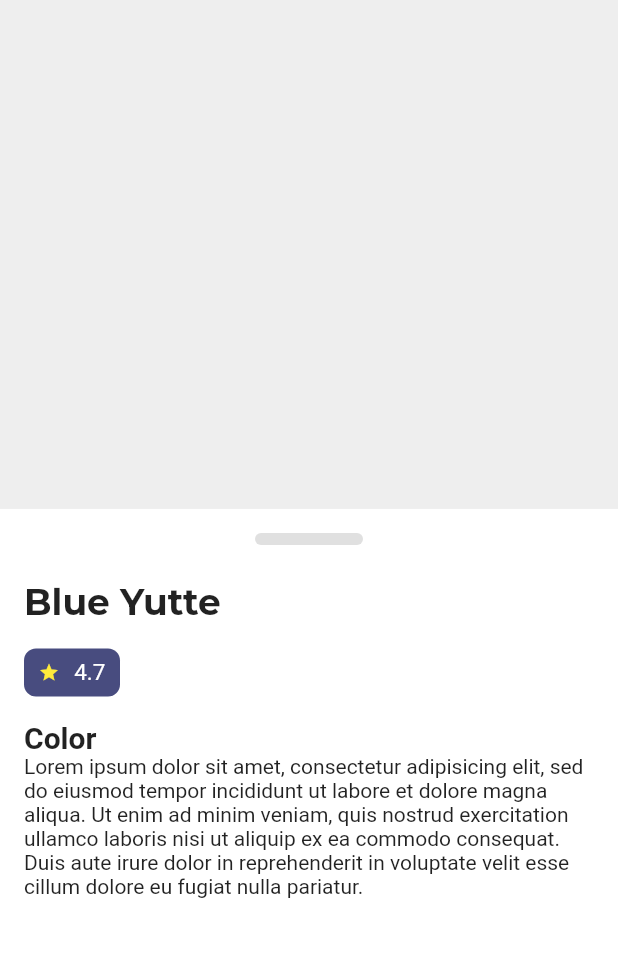
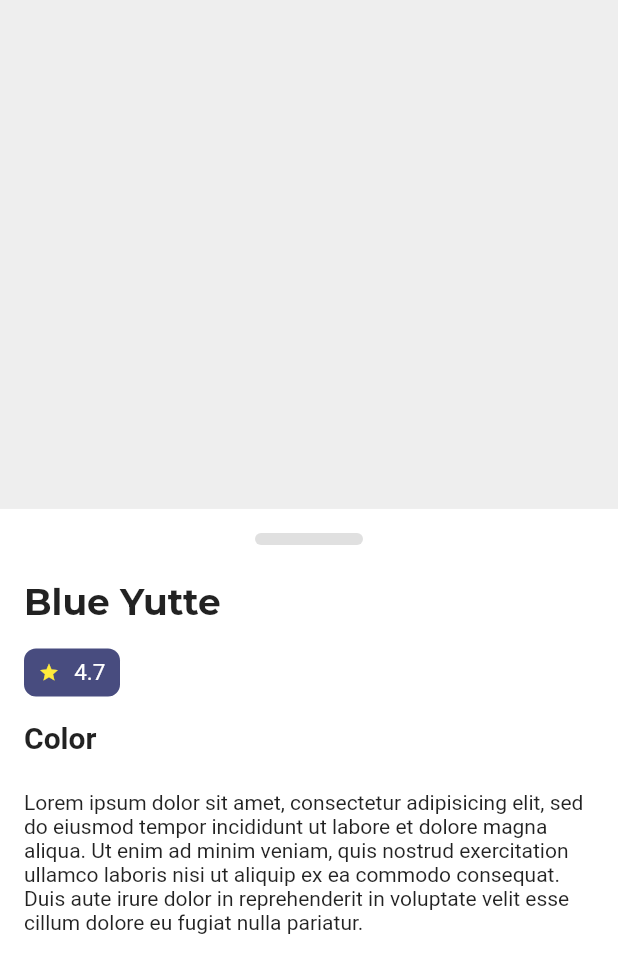
Before and after one commit to JAICHANGPARK/flutter_notebook_11th_story, a Flutter app: the FurnitureDetailPage screen opened directly, on a phone screen of 412 x 824 dp. Shown: the top 973 px of the screen. Run offline on Flutter 3.47's test engine with Material 2 defaults, Android fonts, the phone set to English and light mode, and no system bars; our stand-ins replace backdrop, badges, flutter_inner_drawer, flutter_slidable, flutter_swiper, google_fonts; network calls fail.

Commit message:
Update detail_page.dart

```diff
--- a/lib/ep735_furniture_app/ui/detail_page.dart
+++ b/lib/ep735_furniture_app/ui/detail_page.dart
@@ -85,8 +85,16 @@ class _FurnitureDetailPageState extends State<FurnitureDetailPage> {
                       ),
                     ],
                   ),
+                  SizedBox(height: 24),
                   Text("Lorem ipsum dolor sit amet, consectetur adipisicing elit, sed do eiusmod tempor incididunt ut labore et dolore magna aliqua. Ut enim ad minim veniam, quis nostrud exercitation ullamco laboris nisi ut aliquip ex ea commodo consequat. Duis aute irure dolor in reprehenderit in voluptate velit esse cillum dolore eu fugiat nulla pariatur. "),
+                  SizedBox(height: 24),
+                  Text.rich(
+                    TextSpan(
+                      children:[
 
+                      ]
+                    )
+                  ),
                 ],
               ),
             ),
```
